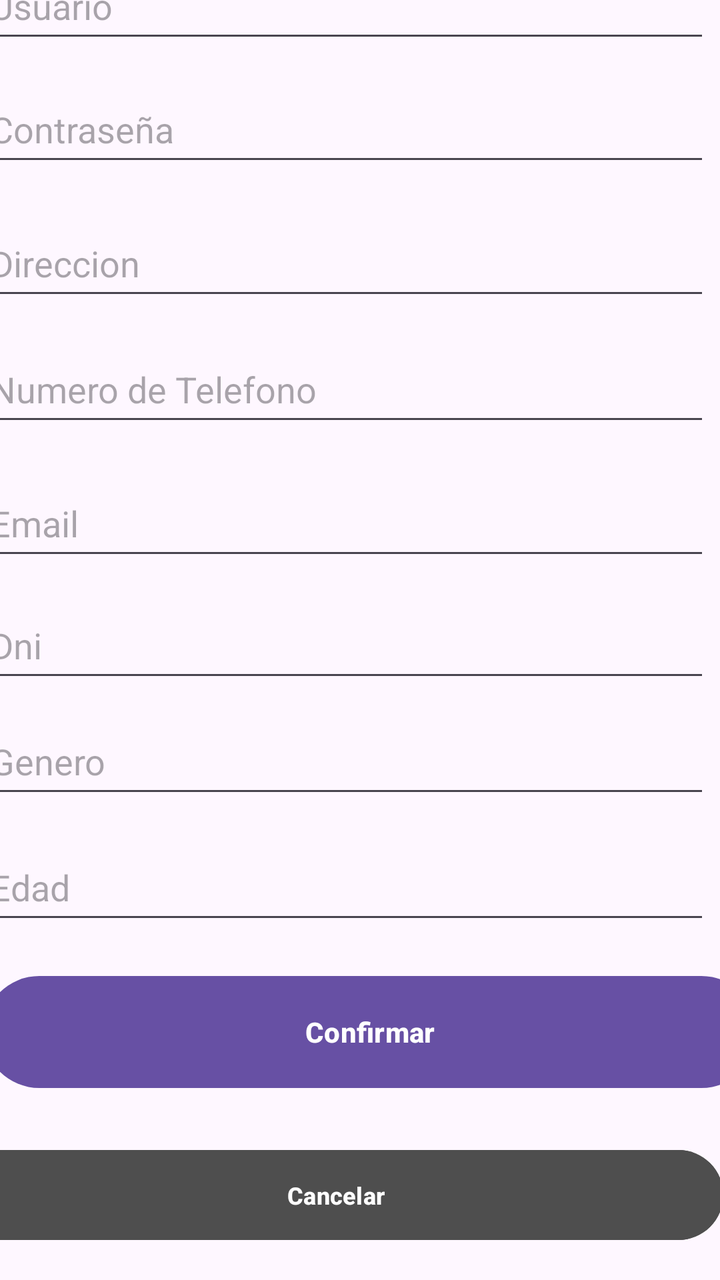
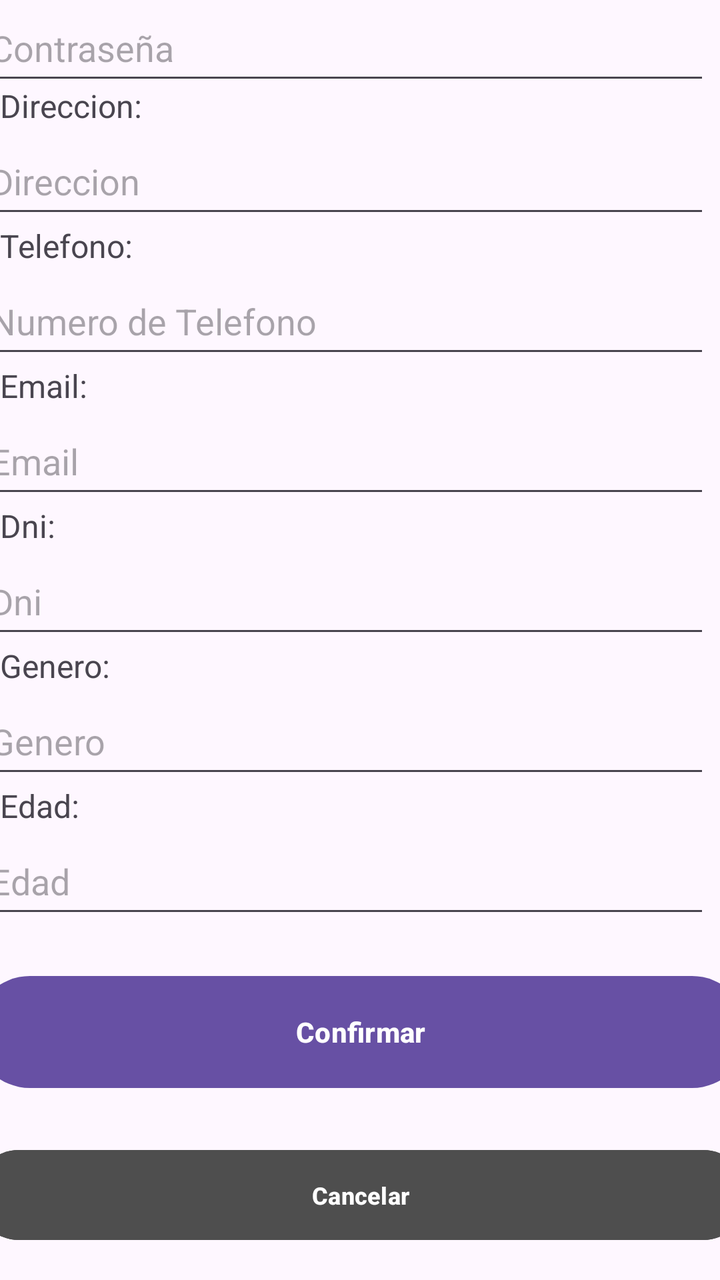

Before-and-after screenshots of an Android layout around one commit, followed by the original layout XML and the change that was made.
<!-- AndroidManifest.xml: application theme Theme.MobilesVC -->
<!-- res/layout/user_edit_view.xml -->
<?xml version="1.0" encoding="utf-8"?>
<androidx.constraintlayout.widget.ConstraintLayout xmlns:android="http://schemas.android.com/apk/res/android"
    xmlns:app="http://schemas.android.com/apk/res-auto"
    xmlns:tools="http://schemas.android.com/tools"
    android:layout_width="match_parent"
    android:layout_height="match_parent">

    <com.google.android.material.textfield.TextInputEditText
        android:id="@+id/vGeneroEdit"
        android:layout_width="364dp"
        android:layout_height="50dp"
        android:layout_marginStart="16dp"
        android:layout_marginEnd="31dp"
        android:layout_marginBottom="13dp"
        android:hint="Genero"
        app:layout_constraintBottom_toTopOf="@+id/vEdadEdit"
        app:layout_constraintEnd_toEndOf="parent"
        app:layout_constraintStart_toStartOf="parent" />

    <com.google.android.material.textfield.TextInputEditText
        android:id="@+id/vEdadEdit"
        android:layout_width="364dp"
        android:layout_height="50dp"
        android:layout_marginStart="16dp"
        android:layout_marginEnd="31dp"
        android:layout_marginBottom="17dp"
        android:hint="Edad"
        app:layout_constraintBottom_toTopOf="@+id/vEditUsuario"
        app:layout_constraintEnd_toEndOf="parent"
        app:layout_constraintStart_toStartOf="parent" />

    <com.google.android.material.textfield.TextInputEditText
        android:id="@+id/vDniEdit"
        android:layout_width="364dp"
        android:layout_height="50dp"
        android:layout_marginStart="16dp"
        android:layout_marginEnd="31dp"
        android:layout_marginBottom="8dp"
        android:hint="Dni"
        app:layout_constraintBottom_toTopOf="@+id/vGeneroEdit"
        app:layout_constraintEnd_toEndOf="parent"
        app:layout_constraintStart_toStartOf="parent" />

    <com.google.android.material.textfield.TextInputEditText
        android:id="@+id/vEmailEdit"
        android:layout_width="364dp"
        android:layout_height="50dp"
        android:layout_marginStart="16dp"
        android:layout_marginEnd="31dp"
        android:layout_marginBottom="11dp"
        android:hint="Email"
        app:layout_constraintBottom_toTopOf="@+id/vDniEdit"
        app:layout_constraintEnd_toEndOf="parent"
        app:layout_constraintStart_toStartOf="parent" />

    <Button
        android:id="@+id/vEditUsuario"
        android:layout_width="387dp"
        android:layout_height="64dp"
        android:layout_marginTop="48dp"
        android:layout_marginBottom="92dp"
        android:paddingVertical="14dp"
        android:text="Confirmar"
        android:textStyle="bold"
        app:layout_constraintBottom_toBottomOf="parent"
        app:layout_constraintEnd_toEndOf="parent"
        app:layout_constraintHorizontal_bias="0.333"
        app:layout_constraintStart_toStartOf="parent" />

    <com.google.android.material.textfield.TextInputEditText
        android:id="@+id/vDireccionEdit"
        android:layout_width="364dp"
        android:layout_height="50dp"
        android:layout_marginStart="16dp"
        android:layout_marginEnd="31dp"
        android:layout_marginBottom="13dp"
        android:hint="Direccion"
        app:layout_constraintBottom_toTopOf="@+id/vTelefonoEdit"
        app:layout_constraintEnd_toEndOf="parent"
        app:layout_constraintStart_toStartOf="parent" />

    <com.google.android.material.textfield.TextInputEditText
        android:id="@+id/vPasswordEdit"
        android:layout_width="364dp"
        android:layout_height="50dp"
        android:layout_marginStart="16dp"
        android:layout_marginEnd="31dp"
        android:layout_marginBottom="17dp"
        android:hint="Contraseña"
        app:layout_constraintBottom_toTopOf="@+id/vDireccionEdit"
        app:layout_constraintEnd_toEndOf="parent"
        app:layout_constraintStart_toStartOf="parent" />

    <TextView
        android:id="@+id/textView4"
        android:layout_width="wrap_content"
        android:layout_height="wrap_content"
        android:layout_marginStart="139dp"
        android:layout_marginTop="32dp"
        android:layout_marginEnd="139dp"
        android:layout_marginBottom="32dp"
        android:fontFamily="sans-serif"
        android:text="Editar Perfil"
        android:textColor="#000000"
        android:textStyle="bold|italic"
        app:layout_constraintBottom_toTopOf="@+id/vNombreEdit"
        app:layout_constraintEnd_toEndOf="parent"
        app:layout_constraintStart_toStartOf="parent"
        app:layout_constraintTop_toTopOf="parent"
        tools:textSize="26sp" />

    <Button
        android:id="@+id/vVolverUserEdit"
        android:layout_width="387dp"
        android:layout_height="53dp"
        android:layout_marginHorizontal="24dp"
        android:layout_marginTop="8dp"
        android:layout_marginBottom="16dp"
        android:backgroundTint="#4E4E4E"
        android:paddingVertical="10dp"
        android:text="Cancelar"
        android:textSize="12sp"
        android:textStyle="bold"
        android:visibility="visible"
        app:layout_constraintBottom_toBottomOf="parent"
        app:layout_constraintEnd_toEndOf="parent"
        app:layout_constraintHorizontal_bias="0.666"
        app:layout_constraintStart_toStartOf="parent" />

    <com.google.android.material.textfield.TextInputEditText
        android:id="@+id/vTelefonoEdit"
        android:layout_width="364dp"
        android:layout_height="50dp"
        android:layout_marginStart="16dp"
        android:layout_marginEnd="31dp"
        android:layout_marginBottom="17dp"
        android:hint="Numero de Telefono"
        app:layout_constraintBottom_toTopOf="@+id/vEmailEdit"
        app:layout_constraintEnd_toEndOf="parent"
        app:layout_constraintStart_toStartOf="parent" />

    <com.google.android.material.textfield.TextInputEditText
        android:id="@+id/vNombreEdit"
        android:layout_width="364dp"
        android:layout_height="50dp"
        android:layout_marginStart="16dp"
        android:layout_marginEnd="31dp"
        android:layout_marginBottom="12dp"
        android:hint="Usuario"
        app:layout_constraintBottom_toTopOf="@+id/vPasswordEdit"
        app:layout_constraintEnd_toEndOf="parent"
        app:layout_constraintStart_toStartOf="parent" />
</androidx.constraintlayout.widget.ConstraintLayout>
<!-- resources referenced by this layout -->
<resources>
  <style name="Theme.MobilesVC" parent="Base.Theme.MobilesVC" />
  <style name="Base.Theme.MobilesVC" parent="Theme.Material3.DayNight.NoActionBar">
          
          
      </style>
</resources>

<!-- the commit's change to res/layout/user_edit_view.xml (unified diff, before → after) -->
@@ -5,13 +5,90 @@
     android:layout_width="match_parent"
     android:layout_height="match_parent">
 
+    <TextView
+        android:id="@+id/textView37"
+        android:layout_width="65dp"
+        android:layout_height="22dp"
+        android:text="Genero:"
+        android:textSize="16sp"
+        app:layout_constraintBottom_toTopOf="@+id/vGeneroEdit"
+        app:layout_constraintEnd_toEndOf="parent"
+        app:layout_constraintHorizontal_bias="0.0"
+        app:layout_constraintStart_toStartOf="parent" />
+
+    <TextView
+        android:id="@+id/textView36"
+        android:layout_width="65dp"
+        android:layout_height="22dp"
+        android:text="Dni:"
+        android:textSize="16sp"
+        app:layout_constraintBottom_toTopOf="@+id/vDniEdit"
+        app:layout_constraintEnd_toEndOf="parent"
+        app:layout_constraintHorizontal_bias="0.0"
+        app:layout_constraintStart_toStartOf="parent" />
+
+    <TextView
+        android:id="@+id/textView35"
+        android:layout_width="65dp"
+        android:layout_height="22dp"
+        android:text="Email:"
+        android:textSize="16sp"
+        app:layout_constraintBottom_toTopOf="@+id/vEmailEdit"
+        app:layout_constraintEnd_toEndOf="parent"
+        app:layout_constraintHorizontal_bias="0.0"
+        app:layout_constraintStart_toStartOf="parent" />
+
+    <TextView
+        android:id="@+id/textView30"
+        android:layout_width="90dp"
+        android:layout_height="22dp"
+        android:text="Telefono:"
+        android:textSize="16sp"
+        app:layout_constraintBottom_toTopOf="@+id/vTelefonoEdit"
+        app:layout_constraintEnd_toEndOf="parent"
+        app:layout_constraintHorizontal_bias="0.0"
+        app:layout_constraintStart_toStartOf="parent" />
+
+    <TextView
+        android:id="@+id/textView29"
+        android:layout_width="85dp"
+        android:layout_height="22dp"
+        android:text="Direccion:"
+        android:textSize="16sp"
+        app:layout_constraintBottom_toTopOf="@+id/vDireccionEdit"
+        app:layout_constraintEnd_toEndOf="parent"
+        app:layout_constraintHorizontal_bias="0.0"
+        app:layout_constraintStart_toStartOf="parent" />
+
+    <TextView
+        android:id="@+id/textView28"
+        android:layout_width="65dp"
+        android:layout_height="22dp"
+        android:text="Nombre:"
+        android:textSize="16sp"
+        app:layout_constraintBottom_toTopOf="@+id/vNombreEdit"
+        app:layout_constraintEnd_toEndOf="parent"
+        app:layout_constraintHorizontal_bias="0.0"
+        app:layout_constraintStart_toStartOf="parent" />
+
+    <TextView
+        android:id="@+id/textView27"
+        android:layout_width="90dp"
+        android:layout_height="22dp"
+        android:text="Contraseña:"
+        android:textSize="16sp"
+        app:layout_constraintBottom_toTopOf="@+id/vPasswordEdit"
+        app:layout_constraintEnd_toEndOf="parent"
+        app:layout_constraintHorizontal_bias="0.0"
+        app:layout_constraintStart_toStartOf="parent" />
+
     <com.google.android.material.textfield.TextInputEditText
         android:id="@+id/vGeneroEdit"
         android:layout_width="364dp"
         android:layout_height="50dp"
         android:layout_marginStart="16dp"
         android:layout_marginEnd="31dp"
-        android:layout_marginBottom="13dp"
+        android:layout_marginBottom="20dp"
         android:hint="Genero"
         app:layout_constraintBottom_toTopOf="@+id/vEdadEdit"
         app:layout_constraintEnd_toEndOf="parent"
@@ -23,7 +100,7 @@
         android:layout_height="50dp"
         android:layout_marginStart="16dp"
         android:layout_marginEnd="31dp"
-        android:layout_marginBottom="17dp"
+        android:layout_marginBottom="20dp"
         android:hint="Edad"
         app:layout_constraintBottom_toTopOf="@+id/vEditUsuario"
         app:layout_constraintEnd_toEndOf="parent"
@@ -35,19 +112,30 @@
         android:layout_height="50dp"
         android:layout_marginStart="16dp"
         android:layout_marginEnd="31dp"
-        android:layout_marginBottom="8dp"
+        android:layout_marginBottom="20dp"
         android:hint="Dni"
         app:layout_constraintBottom_toTopOf="@+id/vGeneroEdit"
         app:layout_constraintEnd_toEndOf="parent"
         app:layout_constraintStart_toStartOf="parent" />
 
+    <TextView
+        android:id="@+id/textView38"
+        android:layout_width="65dp"
+        android:layout_height="22dp"
+        android:text="Edad:"
+        android:textSize="16sp"
+        app:layout_constraintBottom_toTopOf="@+id/vEdadEdit"
+        app:layout_constraintEnd_toEndOf="parent"
+        app:layout_constraintHorizontal_bias="0.0"
+        app:layout_constraintStart_toStartOf="parent" />
+
     <com.google.android.material.textfield.TextInputEditText
         android:id="@+id/vEmailEdit"
         android:layout_width="364dp"
         android:layout_height="50dp"
         android:layout_marginStart="16dp"
         android:layout_marginEnd="31dp"
-        android:layout_marginBottom="11dp"
+        android:layout_marginBottom="20dp"
         android:hint="Email"
         app:layout_constraintBottom_toTopOf="@+id/vDniEdit"
         app:layout_constraintEnd_toEndOf="parent"
@@ -57,14 +145,13 @@
         android:id="@+id/vEditUsuario"
         android:layout_width="387dp"
         android:layout_height="64dp"
-        android:layout_marginTop="48dp"
         android:layout_marginBottom="92dp"
         android:paddingVertical="14dp"
         android:text="Confirmar"
         android:textStyle="bold"
         app:layout_constraintBottom_toBottomOf="parent"
         app:layout_constraintEnd_toEndOf="parent"
-        app:layout_constraintHorizontal_bias="0.333"
+        app:layout_constraintHorizontal_bias="0.5"
         app:layout_constraintStart_toStartOf="parent" />
 
     <com.google.android.material.textfield.TextInputEditText
@@ -73,7 +160,7 @@
         android:layout_height="50dp"
         android:layout_marginStart="16dp"
         android:layout_marginEnd="31dp"
-        android:layout_marginBottom="13dp"
+        android:layout_marginBottom="20dp"
         android:hint="Direccion"
         app:layout_constraintBottom_toTopOf="@+id/vTelefonoEdit"
         app:layout_constraintEnd_toEndOf="parent"
@@ -96,12 +183,13 @@
         android:layout_width="wrap_content"
         android:layout_height="wrap_content"
         android:layout_marginStart="139dp"
-        android:layout_marginTop="32dp"
+        android:layout_marginTop="10dp"
         android:layout_marginEnd="139dp"
         android:layout_marginBottom="32dp"
         android:fontFamily="sans-serif"
         android:text="Editar Perfil"
         android:textColor="#000000"
+        android:textSize="34sp"
         android:textStyle="bold|italic"
         app:layout_constraintBottom_toTopOf="@+id/vNombreEdit"
         app:layout_constraintEnd_toEndOf="parent"
@@ -114,7 +202,6 @@
         android:layout_width="387dp"
         android:layout_height="53dp"
         android:layout_marginHorizontal="24dp"
-        android:layout_marginTop="8dp"
         android:layout_marginBottom="16dp"
         android:backgroundTint="#4E4E4E"
         android:paddingVertical="10dp"
@@ -124,7 +211,7 @@
         android:visibility="visible"
         app:layout_constraintBottom_toBottomOf="parent"
         app:layout_constraintEnd_toEndOf="parent"
-        app:layout_constraintHorizontal_bias="0.666"
+        app:layout_constraintHorizontal_bias="0.5"
         app:layout_constraintStart_toStartOf="parent" />
 
     <com.google.android.material.textfield.TextInputEditText
@@ -133,7 +220,7 @@
         android:layout_height="50dp"
         android:layout_marginStart="16dp"
         android:layout_marginEnd="31dp"
-        android:layout_marginBottom="17dp"
+        android:layout_marginBottom="20dp"
         android:hint="Numero de Telefono"
         app:layout_constraintBottom_toTopOf="@+id/vEmailEdit"
         app:layout_constraintEnd_toEndOf="parent"
